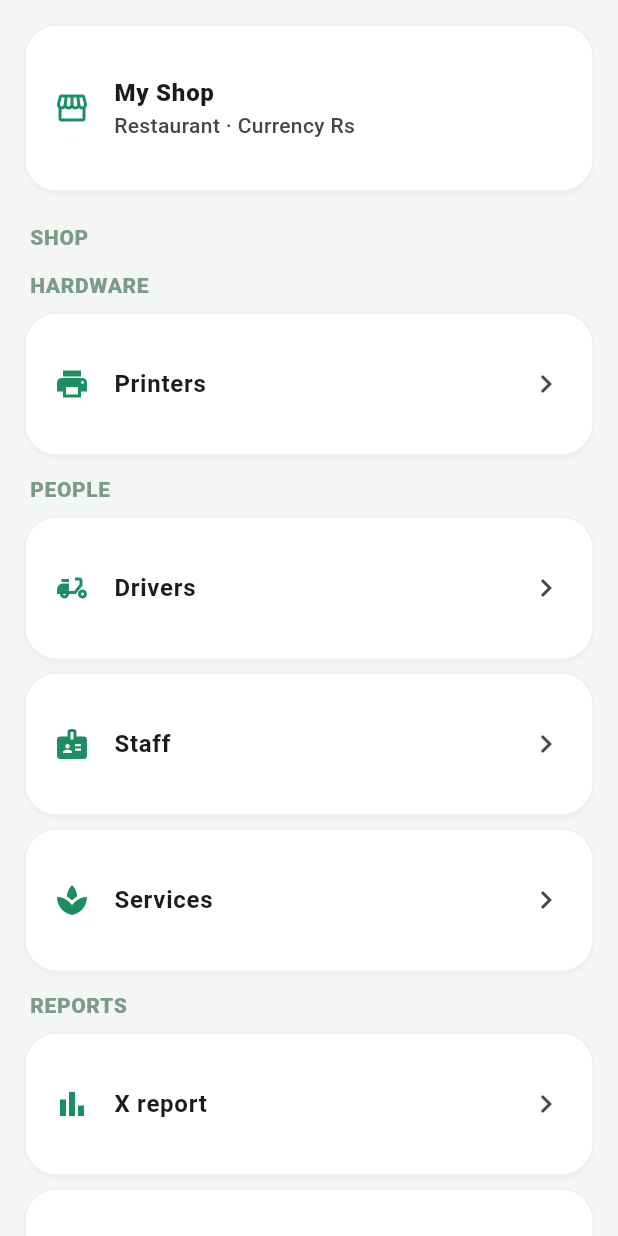
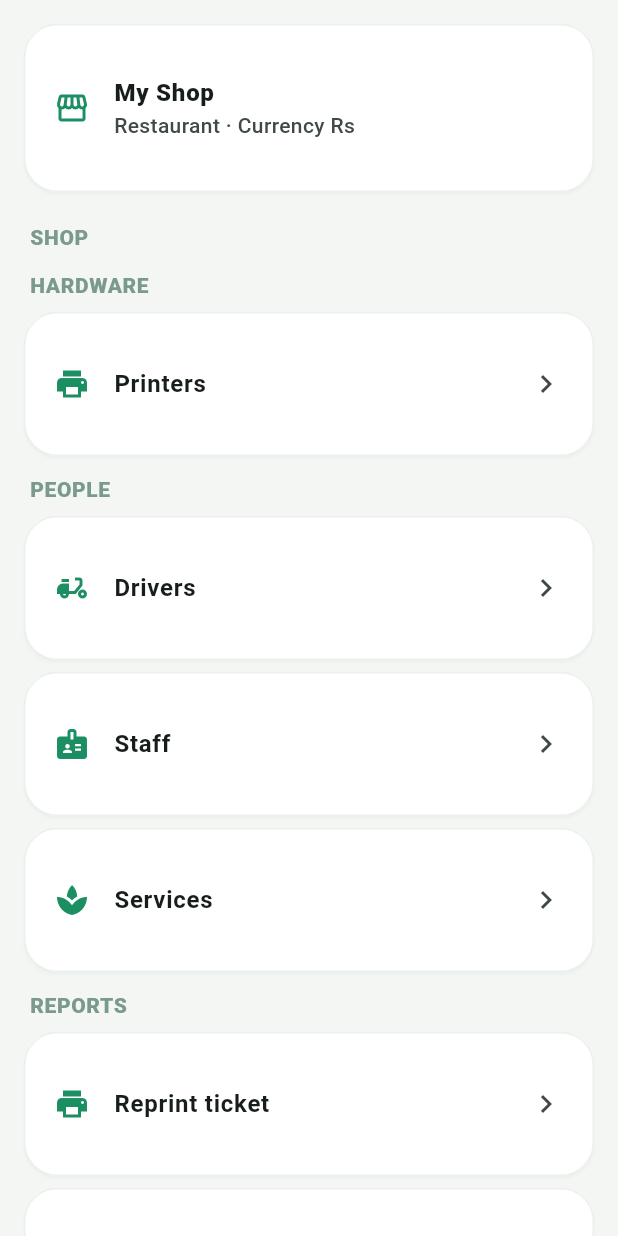
Before and after one commit to juttjathol/Order-Flow-V2, a Flutter app: the MoreScreen widget shown alone on an empty page, opened directly, on a phone screen of 412 x 824 dp. Run offline on Flutter 3.47's test engine with Material 3 defaults, Android fonts, the phone set to English and light mode, and no system bars; our stand-ins replace connectivity_plus, file_picker, fl_chart, flutter_riverpod, go_router, image_picker and 5 more; missing offline and left inert: mobile_scanner, network_info_plus, shelf_router; accounts and stored records are empty.

Commit message:
Remove X and Z report shortcuts from More.
Those cash-register labels were confusing. Today sales stay under Reports.

Co-authored-by: arena-agent <297053741+arena-agent@users.noreply.github.com>

```diff
--- a/flutter_app/lib/ui/screens/more_screen.dart
+++ b/flutter_app/lib/ui/screens/more_screen.dart
@@ -43,8 +43,6 @@ class MoreScreen extends ConsumerWidget {
         _tile(context, Icons.badge, s.t('staff'), () => _staff(context, ref)),
         _tile(context, Icons.spa, s.t('services'), () => _services(context, ref)),
         _h(s.t('reports_section')),
-        _tile(context, Icons.bar_chart, s.t('x_report'), () => showSalesReports(context, ref, zReport: false)),
-        if (snap.isMain) _tile(context, Icons.assignment_turned_in, s.t('z_report'), () => showSalesReports(context, ref, zReport: true)),
         _tile(context, Icons.print, s.t('reprint_any'), () => reprintSearch(context, ref)),
         _tile(context, Icons.bar_chart, s.t('reports'), () => _reports(context, ref)),
         if (snap.isMain) _tile(context, Icons.lock_clock, s.t('day_close'), () => _closeDay(context, ref)),
```
